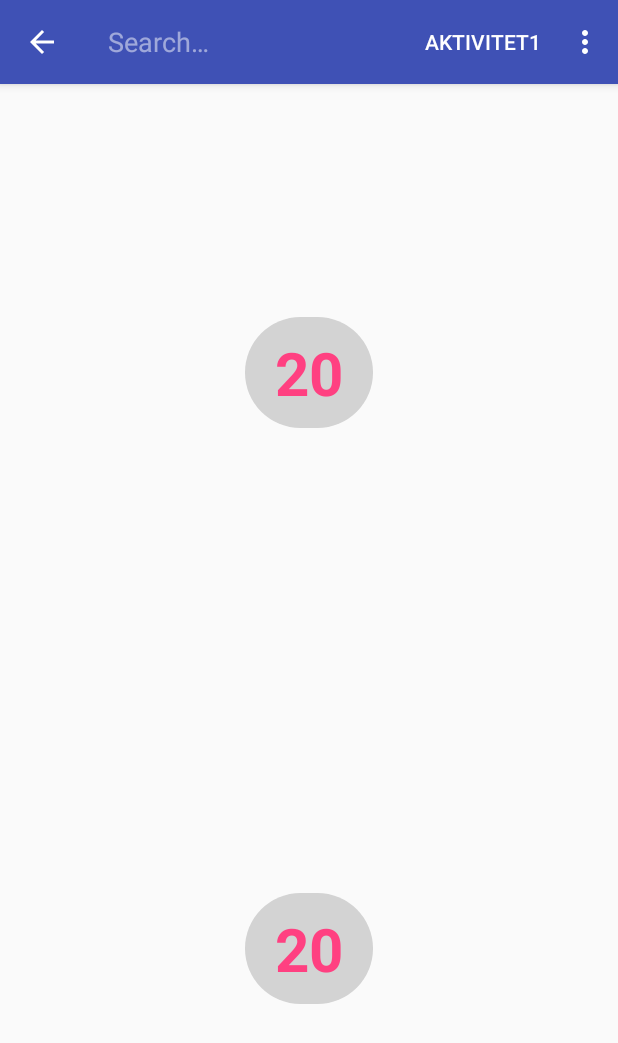
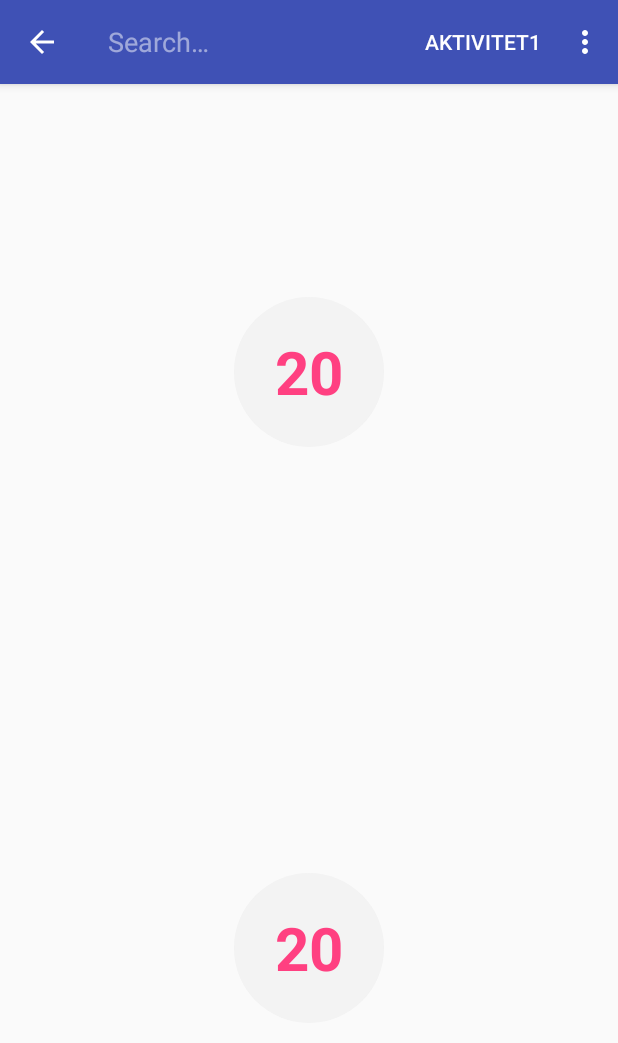
Before and after one commit to hrkristian/AndroidOblig, an Android app: the screen it shows after launch (MainActivity), after a tap on "Søk", on a phone screen of 412 x 824 dp. Shown: the top 1043 px of the screen. Run offline under Robolectric (Android 15) with nearby library versions, the phone set to English and light mode, and no system bars.

Commit message:
legge til stiler

```diff
--- a/app/src/main/res/drawable/shape_main_lifebackground.xml
+++ b/app/src/main/res/drawable/shape_main_lifebackground.xml
@@ -1,8 +1,9 @@
 <?xml version="1.0" encoding="utf-8"?>
 <shape xmlns:android="http://schemas.android.com/apk/res/android"
-    android:shape="rectangle">
+    android:shape="oval">
     <!--<stroke android:width="2dp" android:color="@color/main_lifeCounterBorder"/>-->
+    <size android:width="100dp" android:height="100dp"/>
     <solid android:color="@color/main_lifeCounterBackground"/>
-    <padding android:bottom="10dp" android:top="10dp" android:right="20dp" android:left="20dp"/>
-    <corners android:radius="100dp"/>
+    <!--<padding android:bottom="10dp" android:top="10dp" android:right="20dp" android:left="20dp"/>-->
+    <!--<corners android:radius="100dp"/>-->
 </shape>
--- a/app/src/main/res/values/colors_main.xml
+++ b/app/src/main/res/values/colors_main.xml
@@ -1,5 +1,5 @@
 <?xml version="1.0" encoding="utf-8"?>
 <resources>
-    <color name="main_lifeCounterBackground">#4666</color>
+    <color name="main_lifeCounterBackground">#4ddd</color>
     <color name="main_lifeCounterBorder">#4f66</color>
 </resources>
--- a/app/src/main/res/values/styles_main.xml
+++ b/app/src/main/res/values/styles_main.xml
@@ -5,5 +5,6 @@
         <item name="android:textStyle">bold</item>
         <item name="android:textColor">@color/colorAccent</item>
         <item name="android:background">@drawable/shape_main_lifebackground</item>
+        <item name="android:gravity">center</item>
     </style>
 </resources>
```
